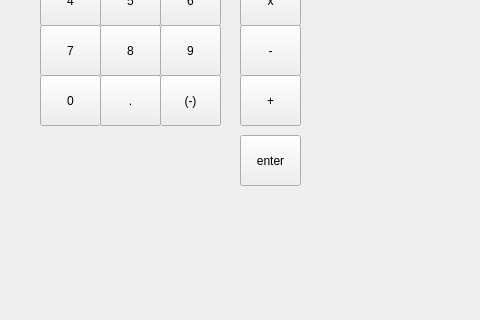
katiebug2001/CSC_3220_final_proj_calculator, file classy_calculator/calculator.ui: the form before one commit; both pictures show x 0 to 480 and y 165 to 485 of the 800 by 600 pixel window.
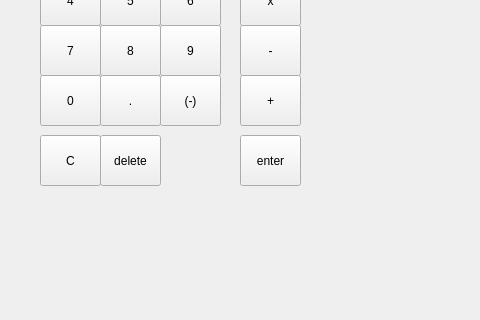
The form after the commit.

Commit message: button press commands added for all except operators

Patch:
```diff
--- a/classy_calculator/calculator.ui
+++ b/classy_calculator/calculator.ui
@@ -245,6 +245,32 @@
      <string>+</string>
     </property>
    </widget>
+   <widget class="QPushButton" name="clear_button">
+    <property name="geometry">
+     <rect>
+      <x>40</x>
+      <y>300</y>
+      <width>61</width>
+      <height>51</height>
+     </rect>
+    </property>
+    <property name="text">
+     <string>C</string>
+    </property>
+   </widget>
+   <widget class="QPushButton" name="delete_button">
+    <property name="geometry">
+     <rect>
+      <x>100</x>
+      <y>300</y>
+      <width>61</width>
+      <height>51</height>
+     </rect>
+    </property>
+    <property name="text">
+     <string>delete</string>
+    </property>
+   </widget>
   </widget>
   <widget class="QMenuBar" name="menubar">
    <property name="geometry">
```
Left out of the diff: 13 changed lines with no effect on the pictures. The commit also changes 2 other files.
